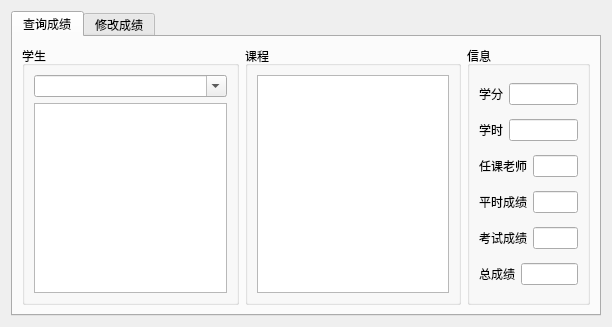
Above: Database/DBDS/scoreui.ui from MrEdge123/homework before the change. Below: the same form after it.
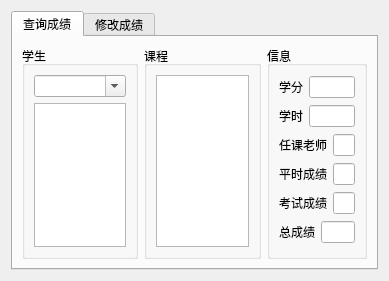
That is the form after the change.

The edit to the form file:
```diff
--- a/Database/DBDS/scoreui.ui
+++ b/Database/DBDS/scoreui.ui
@@ -6,8 +6,8 @@
    <rect>
     <x>0</x>
     <y>0</y>
-    <width>612</width>
-    <height>327</height>
+    <width>389</width>
+    <height>281</height>
    </rect>
   </property>
   <property name="windowTitle">
```
